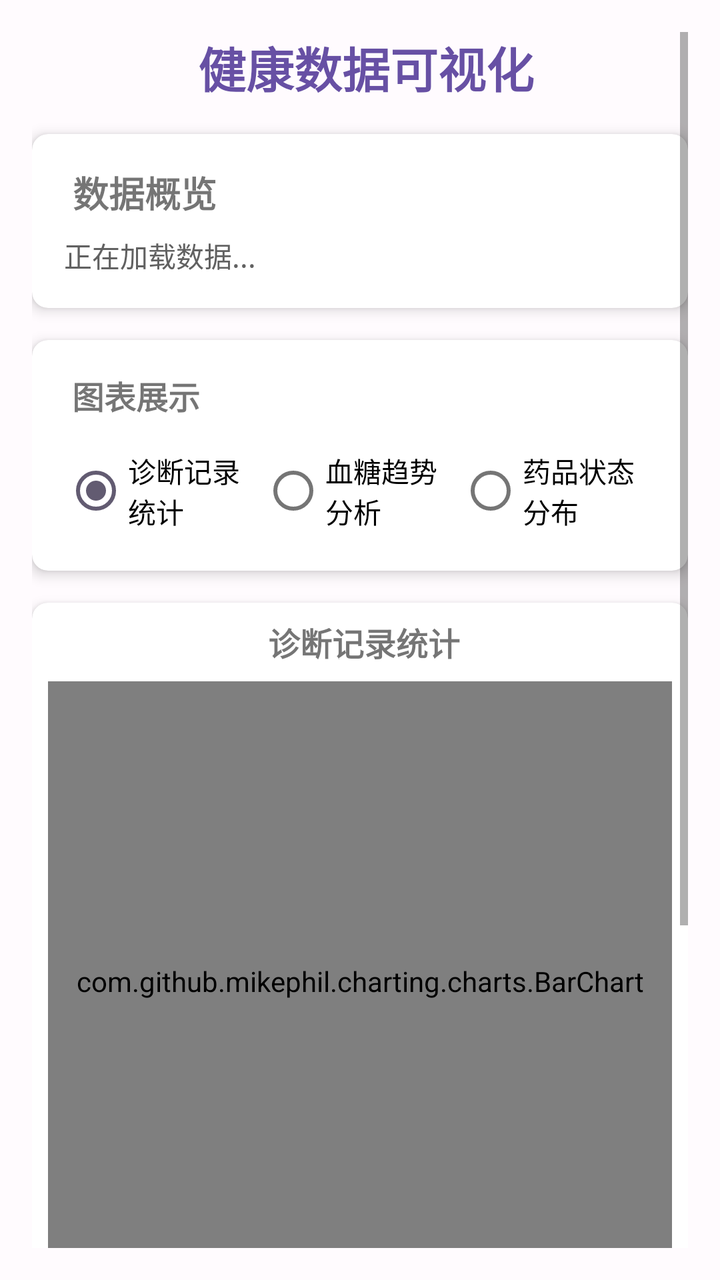
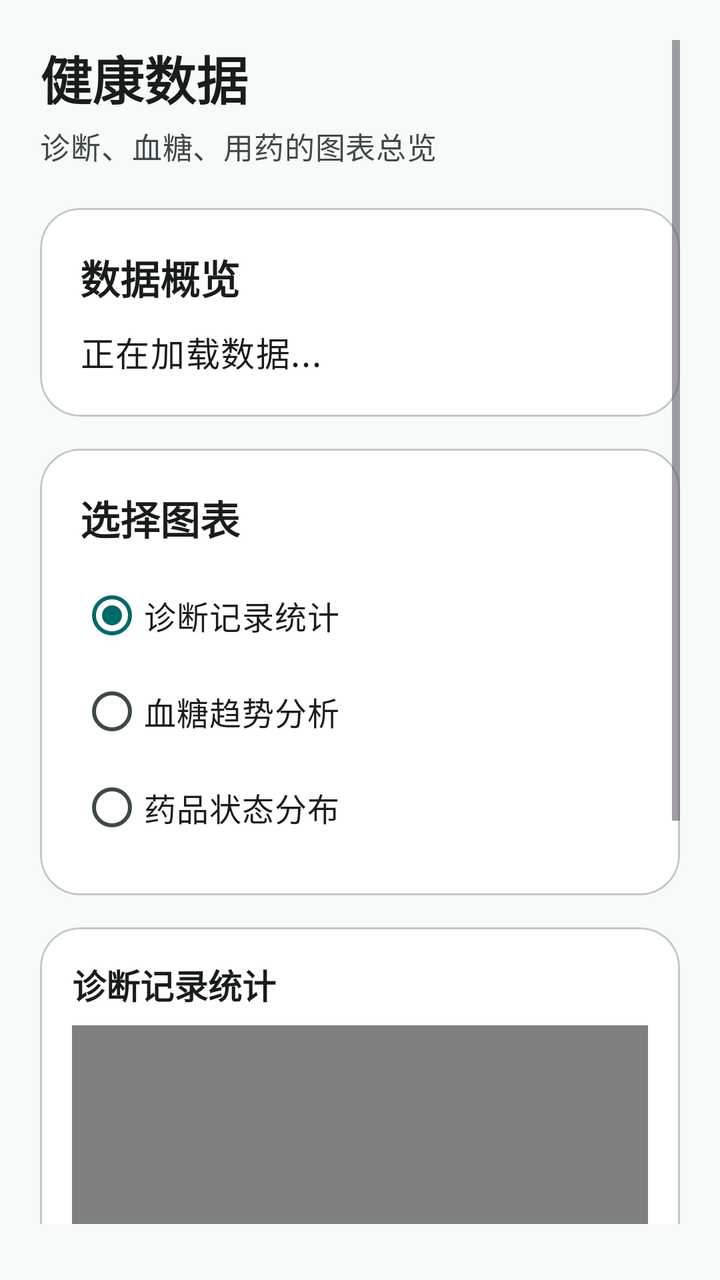

Compare the two renders of this Android layout. The source of the first and the diff that turns it into the second are given below.
<!-- AndroidManifest.xml: activity theme Theme.AIHealth_ALL -->
<!-- res/layout/fragment_visualization.xml -->
<?xml version="1.0" encoding="utf-8"?>
<ScrollView xmlns:android="http://schemas.android.com/apk/res/android"
    xmlns:app="http://schemas.android.com/apk/res-auto"
    android:layout_width="match_parent"
    android:layout_height="match_parent"
    android:background="@color/background"
    android:padding="16dp">

    <LinearLayout
        android:layout_width="match_parent"
        android:layout_height="wrap_content"
        android:orientation="vertical">

        
        <TextView
            android:layout_width="match_parent"
            android:layout_height="wrap_content"
            android:text=" 健康数据可视化"
            android:textSize="24sp"
            android:textStyle="bold"
            android:textColor="@color/primary"
            android:layout_marginBottom="16dp"
            android:gravity="center" />

        
        <androidx.cardview.widget.CardView
            android:layout_width="match_parent"
            android:layout_height="wrap_content"
            app:cardCornerRadius="8dp"
            app:cardElevation="4dp"
            android:layout_marginBottom="16dp">

            <LinearLayout
                android:layout_width="match_parent"
                android:layout_height="wrap_content"
                android:orientation="vertical"
                android:padding="16dp">

                <TextView
                    android:layout_width="match_parent"
                    android:layout_height="wrap_content"
                    android:text=" 数据概览"
                    android:textSize="18sp"
                    android:textStyle="bold"
                    android:layout_marginBottom="8dp" />

                <TextView
                    android:id="@+id/tv_stats_summary"
                    android:layout_width="match_parent"
                    android:layout_height="wrap_content"
                    android:text="正在加载数据..."
                    android:textSize="14sp"
                    android:lineSpacingExtra="4dp"
                    android:textColor="@color/grey_dark" />

            </LinearLayout>

        </androidx.cardview.widget.CardView>

        
        <androidx.cardview.widget.CardView
            android:layout_width="match_parent"
            android:layout_height="wrap_content"
            app:cardCornerRadius="8dp"
            app:cardElevation="4dp"
            android:layout_marginBottom="16dp">

            <LinearLayout
                android:layout_width="match_parent"
                android:layout_height="wrap_content"
                android:orientation="vertical"
                android:padding="16dp">

                <TextView
                    android:layout_width="match_parent"
                    android:layout_height="wrap_content"
                    android:text=" 图表展示"
                    android:textSize="16sp"
                    android:textStyle="bold"
                    android:layout_marginBottom="12dp" />

                <RadioGroup
                    android:id="@+id/rg_chart_type"
                    android:layout_width="match_parent"
                    android:layout_height="wrap_content"
                    android:orientation="horizontal">

                    <RadioButton
                        android:id="@+id/rb_bar_chart"
                        android:layout_width="0dp"
                        android:layout_height="wrap_content"
                        android:layout_weight="1"
                        android:text="诊断记录统计"
                        android:checked="true" />

                    <RadioButton
                        android:id="@+id/rb_line_chart"
                        android:layout_width="0dp"
                        android:layout_height="wrap_content"
                        android:layout_weight="1"
                        android:text="血糖趋势分析" />

                    <RadioButton
                        android:id="@+id/rb_pie_chart"
                        android:layout_width="0dp"
                        android:layout_height="wrap_content"
                        android:layout_weight="1"
                        android:text="药品状态分布" />

                </RadioGroup>

            </LinearLayout>

        </androidx.cardview.widget.CardView>

        
        <androidx.cardview.widget.CardView
            android:layout_width="match_parent"
            android:layout_height="wrap_content"
            app:cardCornerRadius="8dp"
            app:cardElevation="4dp"
            android:layout_marginBottom="16dp">

            <LinearLayout
                android:layout_width="match_parent"
                android:layout_height="wrap_content"
                android:orientation="vertical"
                android:padding="8dp">

                <TextView
                    android:layout_width="match_parent"
                    android:layout_height="wrap_content"
                    android:text=" 诊断记录统计"
                    android:textSize="16sp"
                    android:textStyle="bold"
                    android:layout_marginBottom="8dp"
                    android:gravity="center" />

                <com.github.mikephil.charting.charts.BarChart
                    android:id="@+id/bar_chart"
                    android:layout_width="match_parent"
                    android:layout_height="300dp"
                    android:visibility="visible" />

            </LinearLayout>

        </androidx.cardview.widget.CardView>

        
        <androidx.cardview.widget.CardView
            android:layout_width="match_parent"
            android:layout_height="wrap_content"
            app:cardCornerRadius="8dp"
            app:cardElevation="4dp"
            android:layout_marginBottom="16dp">

            <LinearLayout
                android:layout_width="match_parent"
                android:layout_height="wrap_content"
                android:orientation="vertical"
                android:padding="8dp">

                <TextView
                    android:layout_width="match_parent"
                    android:layout_height="wrap_content"
                    android:text=" 血糖趋势分析"
                    android:textSize="16sp"
                    android:textStyle="bold"
                    android:layout_marginBottom="8dp"
                    android:gravity="center" />

                <com.github.mikephil.charting.charts.LineChart
                    android:id="@+id/line_chart"
                    android:layout_width="match_parent"
                    android:layout_height="300dp"
                    android:visibility="gone" />

            </LinearLayout>

        </androidx.cardview.widget.CardView>

        
        <androidx.cardview.widget.CardView
            android:layout_width="match_parent"
            android:layout_height="wrap_content"
            app:cardCornerRadius="8dp"
            app:cardElevation="4dp"
            android:layout_marginBottom="16dp">

            <LinearLayout
                android:layout_width="match_parent"
                android:layout_height="wrap_content"
                android:orientation="vertical"
                android:padding="8dp">

                <TextView
                    android:layout_width="match_parent"
                    android:layout_height="wrap_content"
                    android:text=" 药品状态分布"
                    android:textSize="16sp"
                    android:textStyle="bold"
                    android:layout_marginBottom="8dp"
                    android:gravity="center" />

                <com.github.mikephil.charting.charts.PieChart
                    android:id="@+id/pie_chart"
                    android:layout_width="match_parent"
                    android:layout_height="300dp"
                    android:visibility="gone" />

            </LinearLayout>

        </androidx.cardview.widget.CardView>

        
        <Button
            android:id="@+id/btn_refresh"
            android:layout_width="match_parent"
            android:layout_height="48dp"
            android:text=" 刷新数据"
            android:backgroundTint="@color/primary"
            android:textColor="@color/white"
            style="@style/Widget.MaterialComponents.Button"
            android:layout_marginTop="8dp"
            android:layout_marginBottom="24dp"
            android:onClick="onRefreshClick" />

    </LinearLayout>
</ScrollView>
<!-- resources referenced by this layout -->
<resources>
  <color name="background">#FFFBFE</color>
  <color name="grey_dark">@color/grey_700</color>
  <color name="primary">#6750A4</color>
  <color name="white">#FFFFFF</color>
  <style name="Theme.AIHealth_ALL" parent="Theme.MaterialComponents.DayNight.NoActionBar">
          
          <item name="colorPrimary">@color/primary</item>
          <item name="colorPrimaryVariant">@color/primary_dark</item>
          <item name="colorOnPrimary">@color/white</item>
  
          
          <item name="colorSecondary">@color/secondary</item>
          <item name="colorSecondaryVariant">@color/secondary_dark</item>
          <item name="colorOnSecondary">@color/white</item>
  
          
          <item name="android:statusBarColor">?attr/colorPrimaryVariant</item>
  
          
          <item name="android:windowBackground">@color/background</item>
  
          
          <item name="materialButtonStyle">@style/Widget.MaterialComponents.Button</item>
          <item name="materialButtonOutlinedStyle">@style/Widget.MaterialComponents.Button.OutlinedButton</item>
      </style>
  <color name="grey_700">#616161</color>
  <color name="primary_dark">#4F378B</color>
  <color name="secondary">#625B71</color>
  <color name="secondary_dark">#4A4458</color>
</resources>

<!-- the commit's change to res/layout/fragment_visualization.xml (unified diff, before → after) -->
@@ -4,226 +4,197 @@
     android:layout_width="match_parent"
     android:layout_height="match_parent"
     android:background="@color/background"
-    android:padding="16dp">
+    android:paddingHorizontal="20dp"
+    android:paddingTop="20dp"
+    android:paddingBottom="28dp"
+    android:fillViewport="true">
 
     <LinearLayout
         android:layout_width="match_parent"
         android:layout_height="wrap_content"
         android:orientation="vertical">
 
-        
         <TextView
             android:layout_width="match_parent"
             android:layout_height="wrap_content"
-            android:text=" 健康数据可视化"
-            android:textSize="24sp"
-            android:textStyle="bold"
-            android:textColor="@color/primary"
-            android:layout_marginBottom="16dp"
-            android:gravity="center" />
-
-        
-        <androidx.cardview.widget.CardView
-            android:layout_width="match_parent"
-            android:layout_height="wrap_content"
-            app:cardCornerRadius="8dp"
-            app:cardElevation="4dp"
-            android:layout_marginBottom="16dp">
-
-            <LinearLayout
-                android:layout_width="match_parent"
-                android:layout_height="wrap_content"
-                android:orientation="vertical"
-                android:padding="16dp">
-
-                <TextView
-                    android:layout_width="match_parent"
-                    android:layout_height="wrap_content"
-                    android:text=" 数据概览"
-                    android:textSize="18sp"
-                    android:textStyle="bold"
-                    android:layout_marginBottom="8dp" />
+            android:text="健康数据"
+            style="@style/TextAppearance.AIHealth.Headline" />
+
+        <TextView
+            android:layout_width="match_parent"
+            android:layout_height="wrap_content"
+            android:layout_marginTop="4dp"
+            android:text="诊断、血糖、用药的图表总览"
+            style="@style/TextAppearance.AIHealth.Caption" />
+
+        
+        <com.google.android.material.card.MaterialCardView
+            android:layout_width="match_parent"
+            android:layout_height="wrap_content"
+            android:layout_marginTop="20dp"
+            style="@style/Widget.AIHealth.Card">
+
+            <LinearLayout
+                android:layout_width="match_parent"
+                android:layout_height="wrap_content"
+                android:orientation="vertical"
+                android:padding="20dp">
+
+                <TextView
+                    android:layout_width="match_parent"
+                    android:layout_height="wrap_content"
+                    android:text="数据概览"
+                    style="@style/TextAppearance.AIHealth.Title"
+                    android:layout_marginBottom="10dp" />
 
                 <TextView
                     android:id="@+id/tv_stats_summary"
                     android:layout_width="match_parent"
                     android:layout_height="wrap_content"
                     android:text="正在加载数据..."
-                    android:textSize="14sp"
-                    android:lineSpacingExtra="4dp"
-                    android:textColor="@color/grey_dark" />
-
-            </LinearLayout>
-
-        </androidx.cardview.widget.CardView>
-
-        
-        <androidx.cardview.widget.CardView
-            android:layout_width="match_parent"
-            android:layout_height="wrap_content"
-            app:cardCornerRadius="8dp"
-            app:cardElevation="4dp"
-            android:layout_marginBottom="16dp">
-
-            <LinearLayout
-                android:layout_width="match_parent"
-                android:layout_height="wrap_content"
-                android:orientation="vertical"
-                android:padding="16dp">
-
-                <TextView
-                    android:layout_width="match_parent"
-                    android:layout_height="wrap_content"
-                    android:text=" 图表展示"
-                    android:textSize="16sp"
-                    android:textStyle="bold"
-                    android:layout_marginBottom="12dp" />
+                    style="@style/TextAppearance.AIHealth.Body" />
+            </LinearLayout>
+        </com.google.android.material.card.MaterialCardView>
+
+        
+        <com.google.android.material.card.MaterialCardView
+            android:layout_width="match_parent"
+            android:layout_height="wrap_content"
+            android:layout_marginTop="16dp"
+            style="@style/Widget.AIHealth.Card">
+
+            <LinearLayout
+                android:layout_width="match_parent"
+                android:layout_height="wrap_content"
+                android:orientation="vertical"
+                android:padding="20dp">
+
+                <TextView
+                    android:layout_width="match_parent"
+                    android:layout_height="wrap_content"
+                    android:text="选择图表"
+                    style="@style/TextAppearance.AIHealth.Title"
+                    android:layout_marginBottom="10dp" />
 
                 <RadioGroup
                     android:id="@+id/rg_chart_type"
                     android:layout_width="match_parent"
                     android:layout_height="wrap_content"
-                    android:orientation="horizontal">
-
-                    <RadioButton
+                    android:orientation="vertical">
+
+                    <com.google.android.material.radiobutton.MaterialRadioButton
                         android:id="@+id/rb_bar_chart"
-                        android:layout_width="0dp"
+                        android:layout_width="match_parent"
                         android:layout_height="wrap_content"
-                        android:layout_weight="1"
                         android:text="诊断记录统计"
+                        android:textSize="16sp"
                         android:checked="true" />
 
-                    <RadioButton
+                    <com.google.android.material.radiobutton.MaterialRadioButton
                         android:id="@+id/rb_line_chart"
-                        android:layout_width="0dp"
+                        android:layout_width="match_parent"
                         android:layout_height="wrap_content"
-                        android:layout_weight="1"
-                        android:text="血糖趋势分析" />
-
-                    <RadioButton
+                        android:text="血糖趋势分析"
+                        android:textSize="16sp" />
+
+                    <com.google.android.material.radiobutton.MaterialRadioButton
                         android:id="@+id/rb_pie_chart"
-                        android:layout_width="0dp"
+                        android:layout_width="match_parent"
                         android:layout_height="wrap_content"
-                        android:layout_weight="1"
-                        android:text="药品状态分布" />
-
+                        android:text="药品状态分布"
+                        android:textSize="16sp" />
                 </RadioGroup>
-
-            </LinearLayout>
-
-        </androidx.cardview.widget.CardView>
-
-        
-        <androidx.cardview.widget.CardView
-            android:layout_width="match_parent"
-            android:layout_height="wrap_content"
-            app:cardCornerRadius="8dp"
-            app:cardElevation="4dp"
-            android:layout_marginBottom="16dp">
-
-            <LinearLayout
-                android:layout_width="match_parent"
-                android:layout_height="wrap_content"
-                android:orientation="vertical"
-                android:padding="8dp">
-
-                <TextView
-                    android:layout_width="match_parent"
-                    android:layout_height="wrap_content"
-                    android:text=" 诊断记录统计"
-                    android:textSize="16sp"
+            </LinearLayout>
+        </com.google.android.material.card.MaterialCardView>
+
+        
+        <com.google.android.material.card.MaterialCardView
+            android:layout_width="match_parent"
+            android:layout_height="wrap_content"
+            android:layout_marginTop="16dp"
+            style="@style/Widget.AIHealth.Card">
+
+            <LinearLayout
+                android:layout_width="match_parent"
+                android:layout_height="wrap_content"
+                android:orientation="vertical"
+                android:padding="16dp">
+
+                <TextView
+                    android:layout_width="match_parent"
+                    android:layout_height="wrap_content"
+                    android:text="诊断记录统计"
+                    android:textSize="17sp"
                     android:textStyle="bold"
-                    android:layout_marginBottom="8dp"
-                    android:gravity="center" />
+                    android:textColor="@color/on_surface"
+                    android:layout_marginBottom="8dp" />
 
                 <com.github.mikephil.charting.charts.BarChart
                     android:id="@+id/bar_chart"
                     android:layout_width="match_parent"
-                    android:layout_height="300dp"
+                    android:layout_height="280dp"
                     android:visibility="visible" />
-
-            </LinearLayout>
-
-        </androidx.cardview.widget.CardView>
-
-        
-        <androidx.cardview.widget.CardView
-            android:layout_width="match_parent"
-            android:layout_height="wrap_content"
-            app:cardCornerRadius="8dp"
-            app:cardElevation="4dp"
-            android:layout_marginBottom="16dp">
-
-            <LinearLayout
-                android:layout_width="match_parent"
-                android:layout_height="wrap_content"
-                android:orientation="vertical"
-                android:padding="8dp">
-
-                <TextView
-                    android:layout_width="match_parent"
-                    android:layout_height="wrap_content"
-                    android:text=" 血糖趋势分析"
-                    android:textSize="16sp"
+            </LinearLayout>
+        </com.google.android.material.card.MaterialCardView>
+
+        
+        <com.google.android.material.card.MaterialCardView
+            android:layout_width="match_parent"
+            android:layout_height="wrap_content"
+            android:layout_marginTop="16dp"
+            style="@style/Widget.AIHealth.Card">
+
+            <LinearLayout
+                android:layout_width="match_parent"
+                android:layout_height="wrap_content"
+                android:orientation="vertical"
+                android:padding="16dp">
+
+                <TextView
+                    android:layout_width="match_parent"
+                    android:layout_height="wrap_content"
+                    android:text="血糖趋势分析"
+                    android:textSize="17sp"
                     android:textStyle="bold"
-                    android:layout_marginBottom="8dp"
-                    android:gravity="center" />
+                    android:textColor="@color/on_surface"
+                    android:layout_marginBottom="8dp" />
 
                 <com.github.mikephil.charting.charts.LineChart
                     android:id="@+id/line_chart"
                     android:layout_width="match_parent"
-                    android:layout_height="300dp"
+                    android:layout_height="280dp"
                     android:visibility="gone" />
-
-            </LinearLayout>
-
-        </androidx.cardview.widget.CardView>
-
-        
-        <androidx.cardview.widget.CardView
-            android:layout_width="match_parent"
-            android:layout_height="wrap_content"
-            app:cardCornerRadius="8dp"
-            app:cardElevation="4dp"
-            android:layout_marginBottom="16dp">
-
-            <LinearLayout
-                android:layout_width="match_parent"
-                android:layout_height="wrap_content"
-                android:orientation="vertical"
-                android:padding="8dp">
-
-                <TextView
-                    android:layout_width="match_parent"
-                    android:layout_height="wrap_content"
-                    android:text=" 药品状态分布"
-                    android:textSize="16sp"
+            </LinearLayout>
+        </com.google.android.material.card.MaterialCardView>
+
+        
+        <com.google.android.material.card.MaterialCardView
+            android:layout_width="match_parent"
+            android:layout_height="wrap_content"
+            android:layout_marginTop="16dp"
+            style="@style/Widget.AIHealth.Card">
+
+            <LinearLayout
+                android:layout_width="match_parent"
+                android:layout_height="wrap_content"
+                android:orientation="vertical"
+                android:padding="16dp">
+
+                <TextView
+                    android:layout_width="match_parent"
+                    android:layout_height="wrap_content"
+                    android:text="药品状态分布"
+                    android:textSize="17sp"
                     android:textStyle="bold"
-                    android:layout_marginBottom="8dp"
-                    android:gravity="center" />
+                    android:textColor="@color/on_surface"
+                    android:layout_marginBottom="8dp" />
 
                 <com.github.mikephil.charting.charts.PieChart
                     android:id="@+id/pie_chart"
                     android:layout_width="match_parent"
-                    android:layout_height="300dp"
+                    android:layout_height="280dp"
                     android:visibility="gone" />
-
-            </LinearLayout>
-
-        </androidx.cardview.widget.CardView>
-
-        
-        <Button
-            android:id="@+id/btn_refresh"
-            android:layout_width="match_parent"
-            android:layout_height="48dp"
-            android:text=" 刷新数据"
-            android:backgroundTint="@color/primary"
-            android:textColor="@color/white"
-            style="@style/Widget.MaterialComponents.Button"
-            android:layout_marginTop="8dp"
-            android:layout_marginBottom="24dp"
-            android:onClick="onRefreshClick" />
-
+            </LinearLayout>
+        </com.google.android.material.card.MaterialCardView>
     </LinearLayout>
 </ScrollView>
<!-- resource entries referenced after the edit -->
@@ -1,33 +1,121 @@
 <!-- resources referenced by this layout -->
 <resources>
-  <color name="background">#FFFBFE</color>
-  <color name="grey_dark">@color/grey_700</color>
-  <color name="primary">#6750A4</color>
-  <color name="white">#FFFFFF</color>
-  <style name="Theme.AIHealth_ALL" parent="Theme.MaterialComponents.DayNight.NoActionBar">
+  <color name="background">#F6FBFA</color>
+  <color name="on_surface">#191C1C</color>
+  <style name="TextAppearance.AIHealth.Body" parent="TextAppearance.Material3.BodyLarge">
+          <item name="android:textSize">17sp</item>
+          <item name="android:textColor">@color/on_surface</item>
+          <item name="android:lineSpacingExtra">3dp</item>
+      </style>
+  <style name="TextAppearance.AIHealth.Caption" parent="TextAppearance.Material3.BodyMedium">
+          <item name="android:textSize">15sp</item>
+          <item name="android:textColor">@color/on_surface_variant</item>
+      </style>
+  <style name="TextAppearance.AIHealth.Headline" parent="TextAppearance.Material3.HeadlineMedium">
+          <item name="android:textSize">26sp</item>
+          <item name="android:textStyle">bold</item>
+          <item name="android:textColor">@color/on_surface</item>
+      </style>
+  <style name="TextAppearance.AIHealth.Title" parent="TextAppearance.Material3.TitleLarge">
+          <item name="android:textSize">20sp</item>
+          <item name="android:textStyle">bold</item>
+          <item name="android:textColor">@color/on_surface</item>
+      </style>
+  <style name="Widget.AIHealth.Card" parent="Widget.Material3.CardView.Elevated">
+          <item name="cardCornerRadius">20dp</item>
+          <item name="cardElevation">0dp</item>
+          <item name="cardBackgroundColor">@color/surface_container_lowest</item>
+          <item name="strokeWidth">1dp</item>
+          <item name="strokeColor">@color/outline_variant</item>
+      </style>
+  <color name="primary">#00696B</color>
+  <color name="on_primary">#FFFFFF</color>
+  <color name="primary_container">#9CF2F2</color>
+  <color name="on_primary_container">#002020</color>
+  <color name="primary_light">#9CF2F2</color>
+  <style name="Theme.AIHealth_ALL" parent="Theme.Material3.Light.NoActionBar">
           
           <item name="colorPrimary">@color/primary</item>
-          <item name="colorPrimaryVariant">@color/primary_dark</item>
-          <item name="colorOnPrimary">@color/white</item>
+          <item name="colorOnPrimary">@color/on_primary</item>
+          <item name="colorPrimaryContainer">@color/primary_container</item>
+          <item name="colorOnPrimaryContainer">@color/on_primary_container</item>
+          <item name="colorPrimaryInverse">@color/primary_light</item>
   
           
           <item name="colorSecondary">@color/secondary</item>
-          <item name="colorSecondaryVariant">@color/secondary_dark</item>
-          <item name="colorOnSecondary">@color/white</item>
+          <item name="colorOnSecondary">@color/on_secondary</item>
+          <item name="colorSecondaryContainer">@color/secondary_container</item>
+          <item name="colorOnSecondaryContainer">@color/on_secondary_container</item>
   
           
-          <item name="android:statusBarColor">?attr/colorPrimaryVariant</item>
+          <item name="colorTertiary">@color/tertiary</item>
+          <item name="colorOnTertiary">@color/on_tertiary</item>
+          <item name="colorTertiaryContainer">@color/tertiary_container</item>
+          <item name="colorOnTertiaryContainer">@color/on_tertiary_container</item>
+  
+          
+          <item name="colorError">@color/error</item>
+          <item name="colorOnError">@color/on_error</item>
+          <item name="colorErrorContainer">@color/error_container</item>
+          <item name="colorOnErrorContainer">@color/on_error_container</item>
+  
+          
+          <item name="android:colorBackground">@color/background</item>
+          <item name="colorOnBackground">@color/on_background</item>
+          <item name="colorSurface">@color/surface</item>
+          <item name="colorOnSurface">@color/on_surface</item>
+          <item name="colorSurfaceVariant">@color/surface_variant</item>
+          <item name="colorOnSurfaceVariant">@color/on_surface_variant</item>
+          <item name="colorSurfaceInverse">@color/surface_container_highest</item>
+          <item name="colorOnSurfaceInverse">@color/on_surface_inverse</item>
+  
+          
+          <item name="colorOutline">@color/outline</item>
+          <item name="colorOutlineVariant">@color/outline_variant</item>
   
           
           <item name="android:windowBackground">@color/background</item>
+          <item name="android:statusBarColor">@color/primary</item>
+          <item name="android:navigationBarColor">@color/surface</item>
+          <item name="android:windowLightStatusBar">false</item>
   
           
-          <item name="materialButtonStyle">@style/Widget.MaterialComponents.Button</item>
-          <item name="materialButtonOutlinedStyle">@style/Widget.MaterialComponents.Button.OutlinedButton</item>
+          <item name="shapeAppearanceSmallComponent">@style/ShapeAppearance.AIHealth.Small</item>
+          <item name="shapeAppearanceMediumComponent">@style/ShapeAppearance.AIHealth.Medium</item>
+          <item name="shapeAppearanceLargeComponent">@style/ShapeAppearance.AIHealth.Large</item>
       </style>
-  <color name="grey_700">#616161</color>
-  <color name="primary_dark">#4F378B</color>
-  <color name="secondary">#625B71</color>
-  <color name="secondary_dark">#4A4458</color>
+  <color name="on_surface_variant">#3F4949</color>
+  <color name="surface_container_lowest">#FFFFFF</color>
+  <color name="outline_variant">#BFC9C8</color>
+  <color name="secondary">#4A6363</color>
+  <color name="on_secondary">#FFFFFF</color>
+  <color name="secondary_container">#CDE8E8</color>
+  <color name="on_secondary_container">#051F1F</color>
+  <color name="tertiary">#8A5000</color>
+  <color name="on_tertiary">#FFFFFF</color>
+  <color name="tertiary_container">#FFDDB0</color>
+  <color name="on_tertiary_container">#2C1600</color>
+  <color name="error">#BA1A1A</color>
+  <color name="on_error">#FFFFFF</color>
+  <color name="error_container">#FFDAD6</color>
+  <color name="on_error_container">#410002</color>
+  <color name="on_background">#191C1C</color>
+  <color name="surface">#F6FBFA</color>
+  <color name="surface_variant">#DAE5E4</color>
+  <color name="surface_container_highest">#DEE4E4</color>
+  <color name="on_surface_inverse">#EFF1F1</color>
+  <color name="outline">#6F7978</color>
+  <style name="ShapeAppearance.AIHealth.Small" parent="">
+          <item name="cornerFamily">rounded</item>
+          <item name="cornerSize">12dp</item>
+      </style>
+  <style name="ShapeAppearance.AIHealth.Medium" parent="">
+          <item name="cornerFamily">rounded</item>
+          <item name="cornerSize">20dp</item>
+      </style>
+  <style name="ShapeAppearance.AIHealth.Large" parent="">
+          <item name="cornerFamily">rounded</item>
+          <item name="cornerSize">28dp</item>
+      </style>
 </resources>
 
